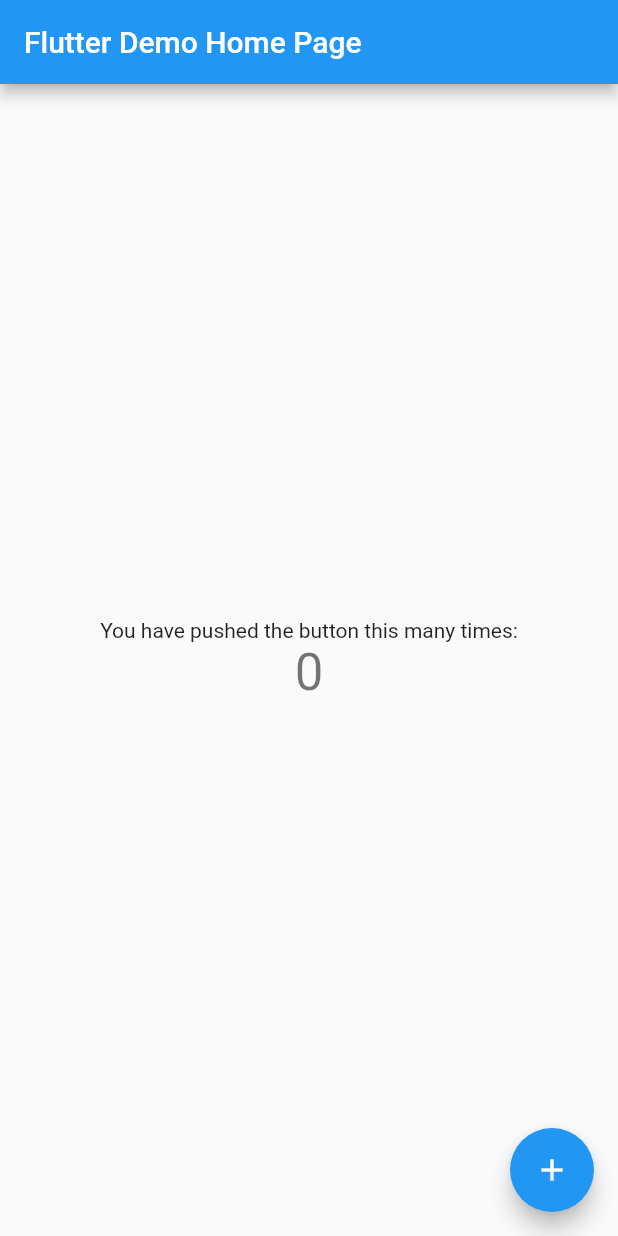
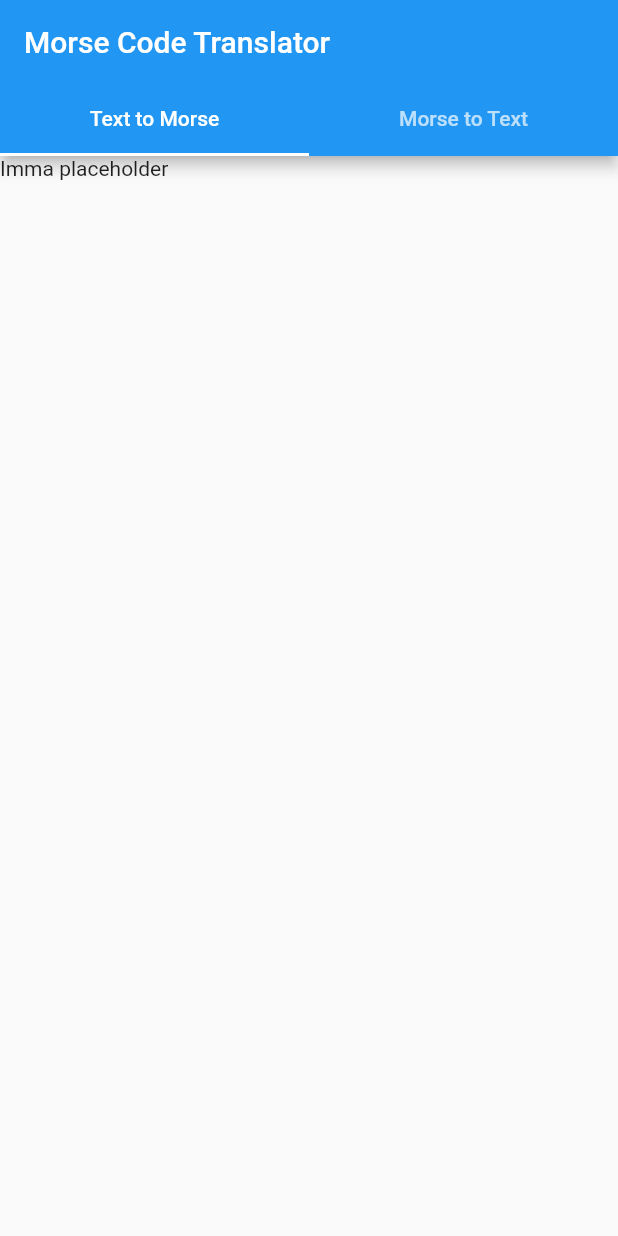
Before and after one commit to Jack-Vaughn/morse_code_translation, a Flutter app: the screen it shows after launch, on a phone screen of 412 x 824 dp. Run offline on Flutter 3.47's test engine with Material 2 defaults, Android fonts, the light colour scheme and no system bars.

Commit message:
phase-i starting template

```diff
--- /dev/null
+++ b/lib/TextToMorseTab.dart
@@ -0,0 +1,20 @@
+import 'package:flutter/material.dart';
+
+class TextToMorseTab extends StatefulWidget {
+  @override
+  _DeckViewState createState() => _DeckViewState();
+}
+
+class _DeckViewState extends State<TextToMorseTab> {
+  // DECLARE VARIABLES HERE
+
+  _DeckViewState() {
+    // PLACEHOLDER
+  }
+
+  @override
+  Widget build(BuildContext context) {
+    // PLACEHOLDER
+    return Text('Imma placeholder');
+  }
+}
--- a/lib/main.dart
+++ b/lib/main.dart
@@ -1,117 +1,33 @@
+// OFFICIAL PACKAGE IMPORTS
 import 'package:flutter/material.dart';
 
-void main() {
-  runApp(MyApp());
-}
+// THIRD PARTY IMPORTS
 
-class MyApp extends StatelessWidget {
-  // This widget is the root of your application.
-  @override
-  Widget build(BuildContext context) {
-    return MaterialApp(
-      title: 'Flutter Demo',
-      theme: ThemeData(
-        // This is the theme of your application.
-        //
-        // Try running your application with "flutter run". You'll see the
-        // application has a blue toolbar. Then, without quitting the app, try
-        // changing the primarySwatch below to Colors.green and then invoke
-        // "hot reload" (press "r" in the console where you ran "flutter run",
-        // or simply save your changes to "hot reload" in a Flutter IDE).
-        // Notice that the counter didn't reset back to zero; the application
-        // is not restarted.
-        primarySwatch: Colors.blue,
-        // This makes the visual density adapt to the platform that you run
-        // the app on. For desktop platforms, the controls will be smaller and
-        // closer together (more dense) than on mobile platforms.
-        visualDensity: VisualDensity.adaptivePlatformDensity,
-      ),
-      home: MyHomePage(title: 'Flutter Demo Home Page'),
-    );
-  }
-}
+// PERSONAL IMPORTS
+import 'package:morse_code_translation/MorseToTextTab.dart';
+import 'package:morse_code_translation/TextToMorseTab.dart';
 
-class MyHomePage extends StatefulWidget {
-  MyHomePage({Key key, this.title}) : super(key: key);
+final appTitle = 'Morse Code Translator';
 
-  // This widget is the home page of your application. It is stateful, meaning
-  // that it has a State object (defined below) that contains fields that affect
-  // how it looks.
-
-  // This class is the configuration for the state. It holds the values (in this
-  // case the title) provided by the parent (in this case the App widget) and
-  // used by the build method of the State. Fields in a Widget subclass are
-  // always marked "final".
-
-  final String title;
-
-  @override
-  _MyHomePageState createState() => _MyHomePageState();
-}
-
-class _MyHomePageState extends State<MyHomePage> {
-  int _counter = 0;
-
-  void _incrementCounter() {
-    setState(() {
-      // This call to setState tells the Flutter framework that something has
-      // changed in this State, which causes it to rerun the build method below
-      // so that the display can reflect the updated values. If we changed
-      // _counter without calling setState(), then the build method would not be
-      // called again, and so nothing would appear to happen.
-      _counter+=2;
-    });
-  }
-
-  @override
-  Widget build(BuildContext context) {
-    // This method is rerun every time setState is called, for instance as done
-    // by the _incrementCounter method above.
-    //
-    // The Flutter framework has been optimized to make rerunning build methods
-    // fast, so that you can just rebuild anything that needs updating rather
-    // than having to individually change instances of widgets.
-    return Scaffold(
-      appBar: AppBar(
-        // Here we take the value from the MyHomePage object that was created by
-        // the App.build method, and use it to set our appbar title.
-        title: Text(widget.title),
-      ),
-      body: Center(
-        // Center is a layout widget. It takes a single child and positions it
-        // in the middle of the parent.
-        child: Column(
-          // Column is also a layout widget. It takes a list of children and
-          // arranges them vertically. By default, it sizes itself to fit its
-          // children horizontally, and tries to be as tall as its parent.
-          //
-          // Invoke "debug painting" (press "p" in the console, choose the
-          // "Toggle Debug Paint" action from the Flutter Inspector in Android
-          // Studio, or the "Toggle Debug Paint" command in Visual Studio Code)
-          // to see the wireframe for each widget.
-          //
-          // Column has various properties to control how it sizes itself and
-          // how it positions its children. Here we use mainAxisAlignment to
-          // center the children vertically; the main axis here is the vertical
-          // axis because Columns are vertical (the cross axis would be
-          // horizontal).
-          mainAxisAlignment: MainAxisAlignment.center,
-          children: <Widget>[
-            Text(
-              'You have pushed the button this many times:',
+void main() => runApp(MaterialApp(
+      home: DefaultTabController(
+        length: 2,
+        child: Scaffold(
+          appBar: AppBar(
+            bottom: TabBar(
+              tabs: [
+                Tab(text: 'Text to Morse'),
+                Tab(text: 'Morse to Text'),
+              ],
             ),
-            Text(
-              '$_counter',
-              style: Theme.of(context).textTheme.headline4,
-            ),
-          ],
+            title: Text(appTitle),
+          ),
+          body: TabBarView(
+            children: [
+              TextToMorseTab(),
+              MorseToTextTab(),
+            ],
+          ),
         ),
       ),
-      floatingActionButton: FloatingActionButton(
-        onPressed: _incrementCounter,
-        tooltip: 'Increment',
-        child: Icon(Icons.add),
-      ), // This trailing comma makes auto-formatting nicer for build methods.
-    );
-  }
-}
+    ));
```
Also changed, not shown: lib/MorseToTextTab.dart (added, +20 -0 lines).
